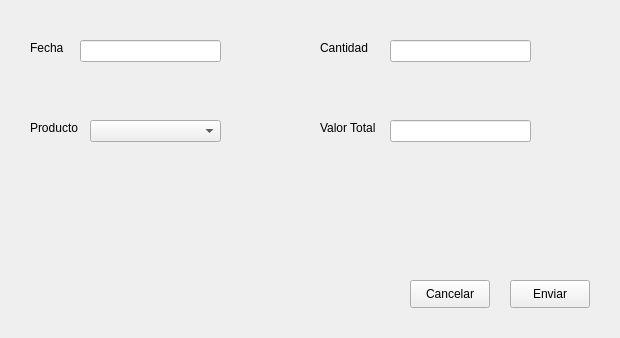
Above: Qt_windows/interfaz/ventana_factura.ui from JhojanZ/Parcial-2_-Parte-1_Herencia_Asociaciones before the change. Below: the same form after it.
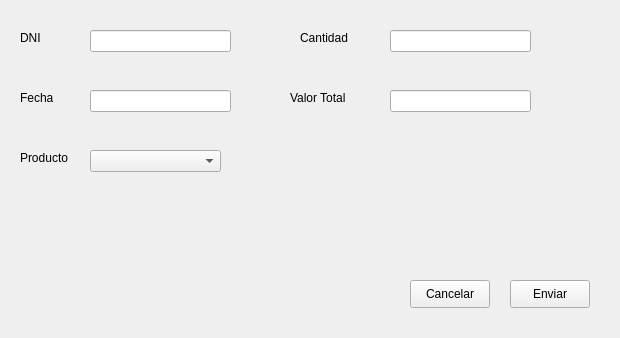
That is the form after the change.

Patch:
```diff
--- a/Qt_windows/interfaz/ventana_factura.ui
+++ b/Qt_windows/interfaz/ventana_factura.ui
@@ -16,8 +16,8 @@
   <widget class="QLabel" name="label">
    <property name="geometry">
     <rect>
-     <x>30</x>
-     <y>40</y>
+     <x>20</x>
+     <y>90</y>
      <width>55</width>
      <height>16</height>
     </rect>
@@ -29,8 +29,8 @@
   <widget class="QLabel" name="label_2">
    <property name="geometry">
     <rect>
-     <x>30</x>
-     <y>120</y>
+     <x>20</x>
+     <y>150</y>
      <width>55</width>
      <height>16</height>
     </rect>
@@ -42,9 +42,9 @@
   <widget class="QLabel" name="label_3">
    <property name="geometry">
     <rect>
-     <x>320</x>
-     <y>40</y>
-     <width>55</width>
+     <x>300</x>
+     <y>30</y>
+     <width>71</width>
      <height>16</height>
     </rect>
    </property>
@@ -55,8 +55,8 @@
   <widget class="QLabel" name="label_4">
    <property name="geometry">
     <rect>
-     <x>320</x>
-     <y>120</y>
+     <x>290</x>
+     <y>90</y>
      <width>81</width>
      <height>16</height>
     </rect>
@@ -68,8 +68,8 @@
   <widget class="QLineEdit" name="lineEdit">
    <property name="geometry">
     <rect>
-     <x>80</x>
-     <y>40</y>
+     <x>90</x>
+     <y>90</y>
      <width>141</width>
      <height>22</height>
     </rect>
@@ -79,7 +79,7 @@
    <property name="geometry">
     <rect>
      <x>390</x>
-     <y>120</y>
+     <y>90</y>
      <width>141</width>
      <height>22</height>
     </rect>
@@ -89,7 +89,7 @@
    <property name="geometry">
     <rect>
      <x>390</x>
-     <y>40</y>
+     <y>30</y>
      <width>141</width>
      <height>22</height>
     </rect>
@@ -99,7 +99,7 @@
    <property name="geometry">
     <rect>
      <x>90</x>
-     <y>120</y>
+     <y>150</y>
      <width>131</width>
      <height>22</height>
     </rect>
@@ -131,6 +131,29 @@
     <string>Enviar</string>
    </property>
   </widget>
+  <widget class="QLabel" name="label_5">
+   <property name="geometry">
+    <rect>
+     <x>20</x>
+     <y>30</y>
+     <width>55</width>
+     <height>16</height>
+    </rect>
+   </property>
+   <property name="text">
+    <string>DNI</string>
+   </property>
+  </widget>
+  <widget class="QLineEdit" name="lineEdit_dni">
+   <property name="geometry">
+    <rect>
+     <x>90</x>
+     <y>30</y>
+     <width>141</width>
+     <height>22</height>
+    </rect>
+   </property>
+  </widget>
  </widget>
  <resources/>
  <connections/>
```
